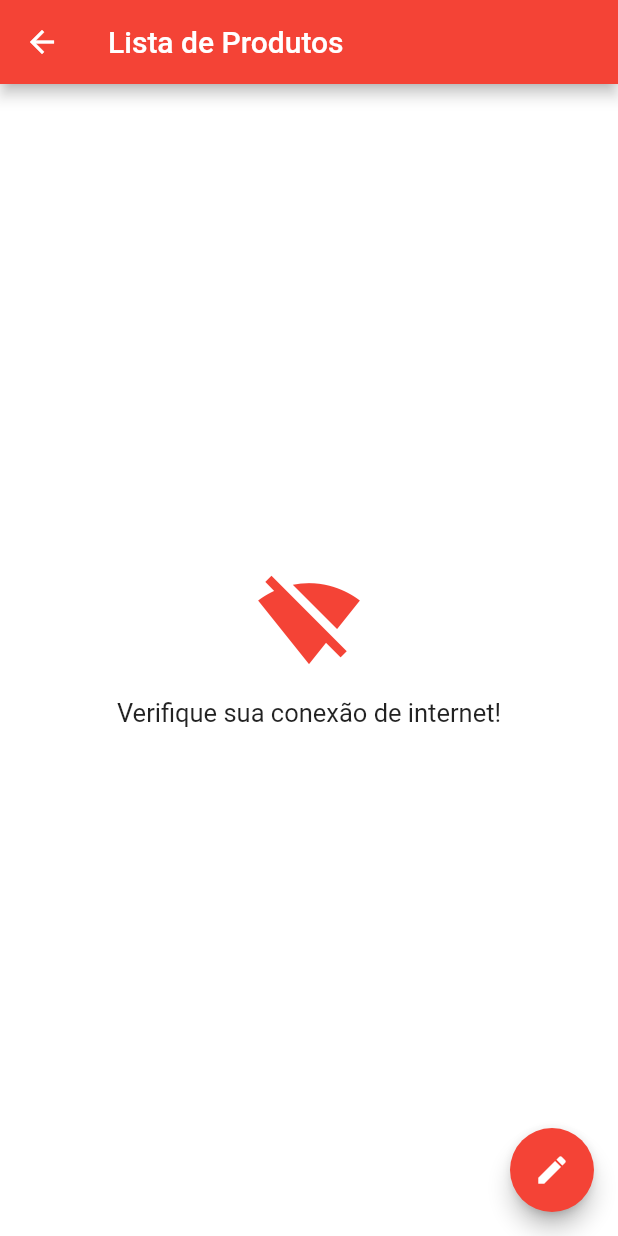
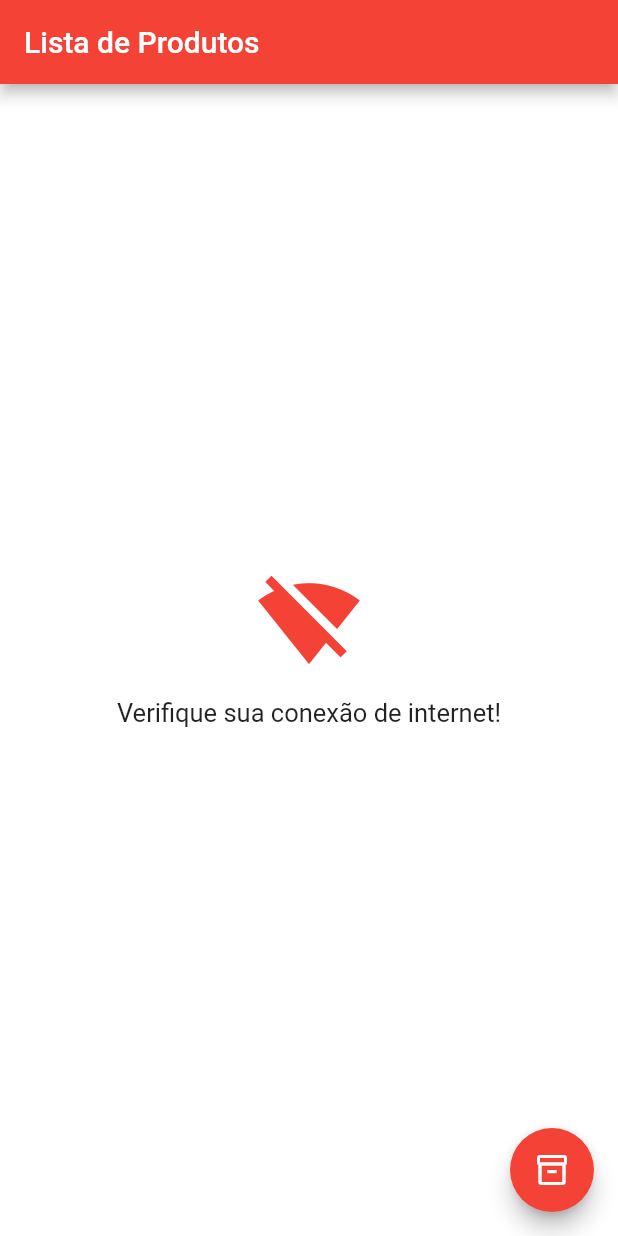
Before and after one commit to Jonathan-Mendes/Flutter_App_AWS, a Flutter app: the HomePage screen opened directly, on a phone screen of 412 x 824 dp. Run offline on Flutter 3.47's test engine with Material 2 defaults, Android fonts, the phone set to English and light mode, and no system bars; our stand-ins replace flutter_masked_text2, flutter_money_formatter; network calls fail.

Commit message:
Resolved bug back page

```diff
--- a/aws_project/lib/views/createProductPage.dart
+++ b/aws_project/lib/views/createProductPage.dart
@@ -43,8 +43,8 @@ class _CreateProductPageState extends State<CreateProductPage> {
     var response = await http.post(_url, headers: _headers, body: _body);
 
     if (response.statusCode == 201) {
-      Navigator.push(
-          context, MaterialPageRoute(builder: (context) => HomePage()));
+      Navigator.pushReplacement(context,
+          MaterialPageRoute(builder: (BuildContext context) => HomePage()));
     } else
       throw Exception("Erro criar produto no servidor");
   }
--- a/aws_project/lib/views/homePage.dart
+++ b/aws_project/lib/views/homePage.dart
@@ -141,10 +141,13 @@ class _HomePageState extends State<HomePage> {
   }
 
   Widget _homeConstruct() {
-    return Scaffold(
+    return WillPopScope(
+        onWillPop: () async => false,
+        child: Scaffold(
           resizeToAvoidBottomInset: false,
           appBar: AppBar(
             title: Text('Lista de Produtos'),
+            automaticallyImplyLeading: false,
           ),
           body: Container(color: Colors.white, child: _listProductsConstruct()),
           floatingActionButton: ExpandableFab(
@@ -153,7 +156,7 @@ class _HomePageState extends State<HomePage> {
               ActionButton(
                 // onPressed: () => _showAction(context, 1),
                 icon: const Icon(
-              Icons.receipt_long,
+                  Icons.info_outlined,
                   color: Colors.white,
                 ),
               ),
@@ -178,7 +181,7 @@ class _HomePageState extends State<HomePage> {
               ),
             ],
           ),
-    );
+        ));
   }
 
   Widget _listProductsConstruct() {
@@ -230,16 +233,21 @@ class _HomePageState extends State<HomePage> {
         }
 
         if (snapshot.hasData) {
-          return ListView.builder(
+          return Padding(
+              padding: const EdgeInsets.symmetric(vertical: 10),
+              child: ListView.builder(
                   itemCount: snapshot.data!.length,
                   itemBuilder: (context, index) {
-                return ListTile(
+                    return Padding(
+                        padding: const EdgeInsets.symmetric(vertical: 7),
+                        child: ListTile(
                           leading: Icon(Icons.wallpaper_rounded,
                               size: 45, color: Colors.red),
                           title: Text(snapshot.data![index]['nome']),
                           subtitle: Text(snapshot.data![index]['descricao'] +
                               '\n' +
-                      formatUtil.formatMoney(snapshot.data![index]['preco'])),
+                              formatUtil
+                                  .formatMoney(snapshot.data![index]['preco'])),
                           trailing: PopupMenuButton<ListAction>(
                             onSelected: (ListAction result) async {
                               switch (result) {
@@ -261,10 +269,11 @@ class _HomePageState extends State<HomePage> {
                                   child: Row(children: <Widget>[
                                     Icon(Icons.edit, color: Colors.orange),
                                     Padding(
-                              padding:
-                                  const EdgeInsets.symmetric(horizontal: 10),
+                                      padding: const EdgeInsets.symmetric(
+                                          horizontal: 10),
                                       child: Text('Editar',
-                                  style: TextStyle(color: Colors.black)),
+                                          style:
+                                              TextStyle(color: Colors.black)),
                                     )
                                   ]),
                                 ),
@@ -273,18 +282,19 @@ class _HomePageState extends State<HomePage> {
                                   child: Row(children: <Widget>[
                                     Icon(Icons.delete, color: Colors.red),
                                     Padding(
-                              padding:
-                                  const EdgeInsets.symmetric(horizontal: 10),
+                                      padding: const EdgeInsets.symmetric(
+                                          horizontal: 10),
                                       child: Text('Excluir',
-                                  style: TextStyle(color: Colors.black)),
+                                          style:
+                                              TextStyle(color: Colors.black)),
                                     )
                                   ]),
                                 )
                               ];
                             },
                           ),
-                );
-              });
+                        ));
+                  }));
         }
 
         return Center(
@@ -427,7 +437,7 @@ class _ExpandableFabState extends State<ExpandableFab>
           duration: const Duration(milliseconds: 250),
           child: FloatingActionButton(
             onPressed: _toggle,
-            child: const Icon(Icons.create),
+            child: const Icon(Icons.inventory_2_outlined),
           ),
         ),
       ),
```
Lines whose indentation alone changed are shown as unchanged.
